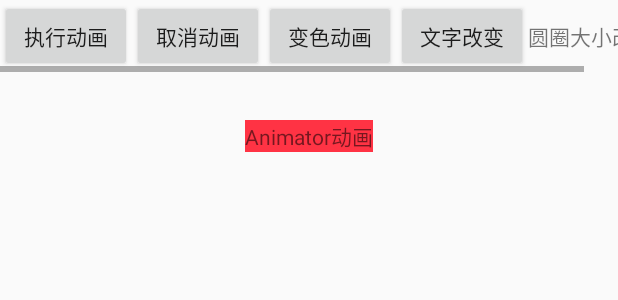
After one commit to vegetate0708/AppUtils, an Android app: the layout activity_animatordemo.xml on its own in the app's theme, with its tools: preview values and no code run, on a phone screen of 412 x 824 dp. The commit adds this screen. Shown: the top 300 px of the screen. Run offline under Robolectric (Android 15) with nearby library versions, the phone set to English and light mode, and no system bars.

Commit message:
属性动画

```diff
--- a/app/build.gradle
+++ b/app/build.gradle
@@ -20,8 +20,9 @@ android {
 }
 
 dependencies {
-    compile fileTree(dir: 'libs', include: ['*.jar'])
+    compile fileTree(include: ['*.jar'], dir: 'libs')
     testCompile 'junit:junit:4.12'
     compile 'com.android.support:appcompat-v7:23.1.0'
     compile 'com.android.support:recyclerview-v7:23.1.0'
+    compile 'com.zhy:autolayout:1.4.3'
 }
--- a/app/src/main/AndroidManifest.xml
+++ b/app/src/main/AndroidManifest.xml
@@ -21,6 +21,8 @@
         <activity android:name=".IPCDemo.IPCActivity"/>
         <activity android:name=".WidgetDemo.RecycleDemo.RecycleDemo"/>
         <activity android:name=".WidgetDemo.RecycleDemo.RecycleStaggeredDemo"/>
+        <activity android:name=".WidgetDemo.WidgetDemoActivity"/>
+        <activity android:name=".WidgetDemo.Animator.AnimatorDemoActivity"/>
         <activity android:name=".WidgetDemo.ActionBarDemo.ActionBarTest"
             android:theme="@style/ActionBarDemo"
             android:logo="@mipmap/guiling"/> <!--设置标题显示的logo-->
--- /dev/null
+++ b/app/src/main/java/com/zxf/apputils/WidgetDemo/Animator/CharecterEvaluator.java
@@ -0,0 +1,15 @@
+package com.zxf.apputils.WidgetDemo.Animator;
+
+/**
+ * Created by Administrator on 2016/9/1.
+ */
+public class CharecterEvaluator implements android.animation.TypeEvaluator<Character> {
+    @Override
+    public Character evaluate(float fraction, Character startValue, Character endValue) {
+        int startInt  = (int)startValue;
+        int endInt = (int)endValue;
+        int curInt = (int)(startInt + fraction *(endInt - startInt));
+        char result = (char)curInt;
+        return result;
+    }
+}
--- a/app/src/main/java/com/zxf/apputils/WidgetDemo/ListViewDemo/WanNengAdapter/baseadapter/utils/CommonAdapter.java
+++ b/app/src/main/java/com/zxf/apputils/WidgetDemo/ListViewDemo/WanNengAdapter/baseadapter/utils/CommonAdapter.java
@@ -1,9 +1,6 @@
 package com.zxf.apputils.WidgetDemo.ListViewDemo.WanNengAdapter.baseadapter.utils;
 
 import java.util.List;
-
-
-
 import android.content.Context;
 import android.view.LayoutInflater;
 import android.view.View;
--- /dev/null
+++ b/app/src/main/res/layout/activity_animatordemo.xml
@@ -0,0 +1,55 @@
+<?xml version="1.0" encoding="utf-8"?>
+<RelativeLayout xmlns:android="http://schemas.android.com/apk/res/android"
+    android:layout_width="match_parent"
+    android:layout_height="match_parent">
+    <HorizontalScrollView
+        android:layout_width="wrap_content"
+        android:layout_height="wrap_content">
+        <LinearLayout
+            android:layout_width="wrap_content"
+            android:layout_height="wrap_content"
+            android:orientation="horizontal">
+            <Button
+                android:id="@+id/bt_animator_execute"
+                android:layout_width="wrap_content"
+                android:layout_height="wrap_content"
+                android:layout_alignParentTop="true"
+                android:text="执行动画"/>
+            <Button
+                android:id="@+id/bt_animator_cancle"
+                android:layout_width="wrap_content"
+                android:layout_height="wrap_content"
+                android:layout_alignParentTop="true"
+                android:text="取消动画"/>
+            <Button
+                android:id="@+id/bt_animator_checkbac"
+                android:layout_width="wrap_content"
+                android:layout_height="wrap_content"
+                android:text="变色动画"/>
+            <Button
+                android:id="@+id/bt_animator_checktext"
+                android:layout_width="wrap_content"
+                android:layout_height="wrap_content"
+                android:text="文字改变"/>
+            <TextView
+                android:id="@+id/bt_animator_checkCircle"
+                android:layout_width="wrap_content"
+                android:layout_height="wrap_content"
+                android:text="圆圈大小改变"/>
+        </LinearLayout>
+    </HorizontalScrollView>
+    <TextView
+        android:id="@+id/tv_animatordemo"
+        android:layout_width="wrap_content"
+        android:layout_height="wrap_content"
+        android:text="Animator动画"
+        android:layout_marginTop="80dp"
+        android:background="#ff3344"
+        android:layout_centerHorizontal="true"/>
+
+    <com.zxf.apputils.WidgetDemo.Animator.MyPointView
+        android:id="@+id/mypointview_animatordemo"
+        android:layout_width="wrap_content"
+        android:layout_height="wrap_content"
+        android:layout_centerInParent="true"/>
+</RelativeLayout>
```
Also changed, not shown: app/src/main/java/com/zxf/apputils/MainActivity.java (+5 -10 lines), app/src/main/java/com/zxf/apputils/WidgetDemo/Animator/AnimatorDemoActivity.java (added, +131 -0 lines), app/src/main/java/com/zxf/apputils/WidgetDemo/Animator/MyEvaluator.java (added, +13 -0 lines), app/src/main/java/com/zxf/apputils/WidgetDemo/Animator/MyInterpolator.java (added, +13 -0 lines), app/src/main/java/com/zxf/apputils/WidgetDemo/Animator/MyPointView.java (added, +61 -0 lines), app/src/main/java/com/zxf/apputils/WidgetDemo/Animator/PointEvaluator.java (added, +17 -0 lines), app/src/main/java/com/zxf/apputils/WidgetDemo/RecycleDemo/MyAdapter.java (+27 -2 lines), app/src/main/java/com/zxf/apputils/WidgetDemo/RecycleDemo/RecycleDemo.java (+15 -1 lines), app/src/main/java/com/zxf/apputils/WidgetDemo/WidgetDemoActivity.java (added, +50 -0 lines), app/src/main/res/layout/activity_main.xml (+2 -8 lines), app/src/main/res/layout/activity_widgetdemo.xml (added, +24 -0 lines), 1 other file.
